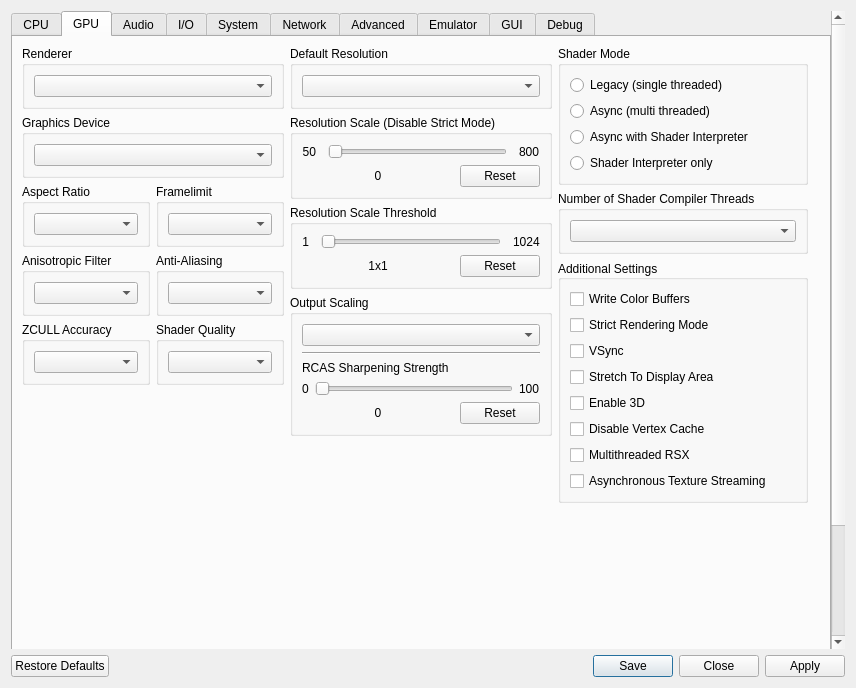
This is rpcs3/rpcs3qt/settings_dialog.ui in RPCS3/rpcs3 as Qt 5 draws it before an edit. The edited form follows.
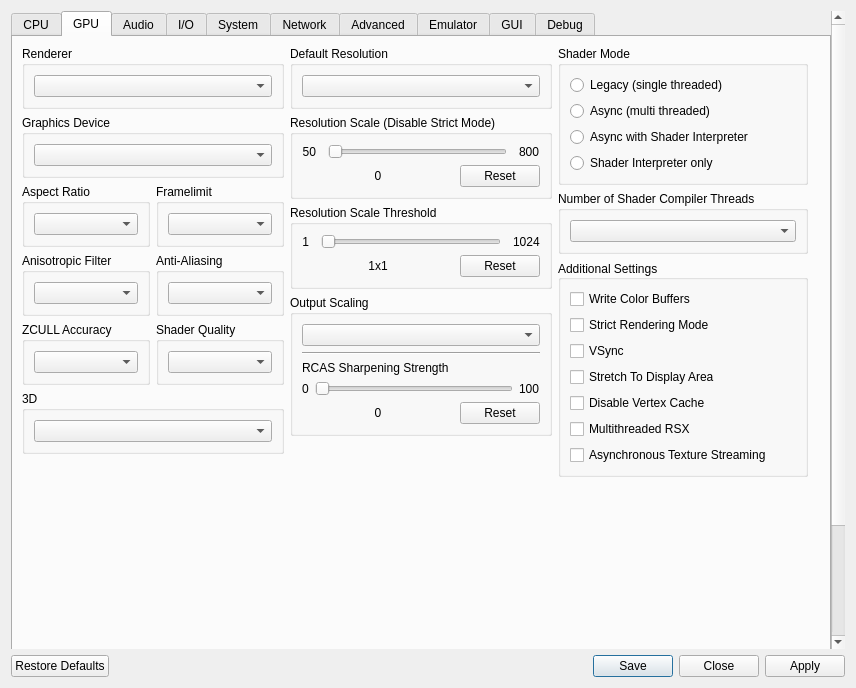
This is the edited form. The open tabs and pages were chosen to show the change. Icons and pictures are not drawn.

Commit message: Add alternate 3D display modes (#13582)

```diff
--- a/rpcs3/rpcs3qt/settings_dialog.ui
+++ b/rpcs3/rpcs3qt/settings_dialog.ui
@@ -559,6 +559,18 @@
               </layout>
              </widget>
             </item>
+            <item>
+             <widget class="QGroupBox" name="gb_stereo">
+              <property name="title">
+               <string>3D</string>
+              </property>
+              <layout class="QVBoxLayout" name="gb_stereo_layout">
+               <item>
+                <widget class="QComboBox" name="stereoRenderMode"/>
+               </item>
+              </layout>
+             </widget>
+            </item>
             <item>
              <spacer name="gpu_tab_layout_right_spacer">
               <property name="orientation">
@@ -969,13 +981,6 @@
                  </property>
                 </widget>
                </item>
-               <item>
-                <widget class="QCheckBox" name="Enable3D">
-                 <property name="text">
-                  <string>Enable 3D</string>
-                 </property>
-                </widget>
-               </item>
                <item>
                 <widget class="QCheckBox" name="disableVertexCache">
                  <property name="text">
```
The commit also changes 16 other files.
